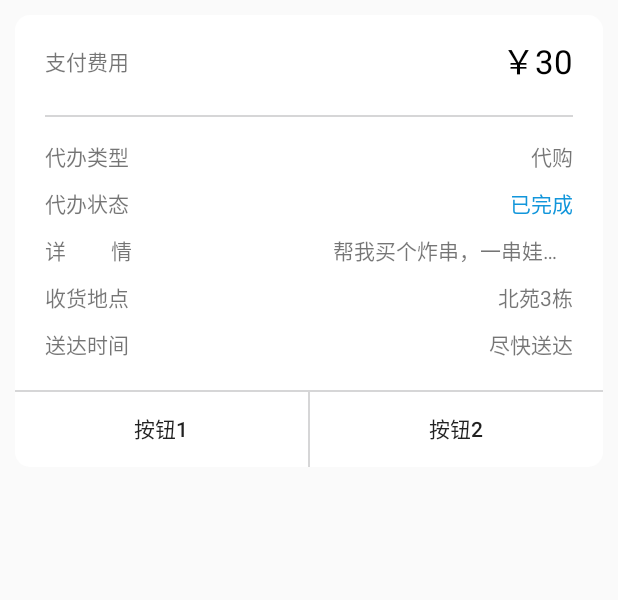
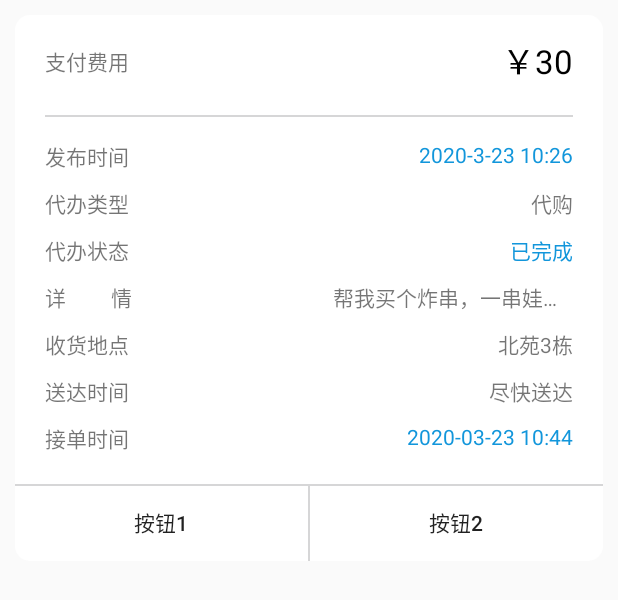
Before and after one commit to A-10ng/StudentAgency, an Android app: the layout recycle_person_indent_item.xml on its own in the app's theme, with its tools: preview values and no code run, on a phone screen of 412 x 824 dp. Shown: the top 600 px of the screen. Run offline under Robolectric (Android 15) with nearby library versions, the phone set to English and light mode, and no system bars; network calls fail.

Commit message:
SA v1.0.2 Add Function of Showing PublishTime and AcceptTime in PersonIndentActivity.

```diff
--- a/app/src/main/java/com/example/studentagency/http/RetrofitHelper.java
+++ b/app/src/main/java/com/example/studentagency/http/RetrofitHelper.java
@@ -27,10 +27,10 @@ public class RetrofitHelper {
 
 //    public static String BASE_URL = "http://120.78.219.119:8080/StudentAgency/";
 //    public static String BASE_URL = "http://192.168.1.116:8080/LongSh1z/";
-//    public static String BASE_URL = "http://192.168.43.73:8080/LongSh1z/";
+    public static String BASE_URL = "http://192.168.43.73:8080/LongSh1z/";
 //    public static String BASE_URL = "http://39.106.86.42:8086/";
 //    public static String BASE_URL = "http://192.168.1.107:8080/LongSh1z/";
-    public static String BASE_URL = "http://120.78.219.119:8080/LongSh1z/";
+//    public static String BASE_URL = "http://120.78.219.119:8080/LongSh1z/";
 
     private static final String TAG = "RetrofitHelper";
     private long CONNECT_TIMEOUT = 3L;
--- a/app/src/main/java/com/example/studentagency/viewholder/ClassifyActivity/IndentViewHolder.java
+++ b/app/src/main/java/com/example/studentagency/viewholder/ClassifyActivity/IndentViewHolder.java
@@ -24,6 +24,7 @@ public class IndentViewHolder extends RecyclerView.ViewHolder {
     public ImageView iv_verifyState;
     public ImageView iv_state;
     public TextView tv_description;
+    public TextView tv_plantime;
     public TextView tv_price;
     public TextView tv_address;
     private View itemView;
@@ -36,6 +37,7 @@ public class IndentViewHolder extends RecyclerView.ViewHolder {
         tv_username = itemView.findViewById(R.id.tv_username);
         iv_verifyState = itemView.findViewById(R.id.iv_verifyState);
         iv_state = itemView.findViewById(R.id.iv_state);
+        tv_plantime = itemView.findViewById(R.id.tv_plantime);
         tv_description = itemView.findViewById(R.id.tv_description);
         tv_price = itemView.findViewById(R.id.tv_price);
         tv_address = itemView.findViewById(R.id.tv_address);
--- a/app/src/main/java/com/example/studentagency/viewholder/PersonIndentActivity/ItemViewHolder.java
+++ b/app/src/main/java/com/example/studentagency/viewholder/PersonIndentActivity/ItemViewHolder.java
@@ -24,17 +24,22 @@ public class ItemViewHolder extends RecyclerView.ViewHolder {
     public TextView tv_description;
     public TextView tv_address;
     public TextView tv_planTime;
+    public TextView tv_publishTime;
+    public TextView tv_acceptTime_hint,tv_acceptTime;
     public Button btn_num1,btn_num2;
     public RelativeLayout layout_root;
 
     public ItemViewHolder(@NonNull View itemView) {
         super(itemView);
         tv_price = itemView.findViewById(R.id.tv_price);
+        tv_publishTime = itemView.findViewById(R.id.tv_publishTime);
         tv_type = itemView.findViewById(R.id.tv_type);
         tv_state = itemView.findViewById(R.id.tv_state);
         tv_description = itemView.findViewById(R.id.tv_description);
         tv_address = itemView.findViewById(R.id.tv_address);
         tv_planTime = itemView.findViewById(R.id.tv_planTime);
+        tv_acceptTime_hint = itemView.findViewById(R.id.tv_acceptTime_hint);
+        tv_acceptTime = itemView.findViewById(R.id.tv_acceptTime);
         btn_num1 = itemView.findViewById(R.id.btn_num1);
         btn_num2 = itemView.findViewById(R.id.btn_num2);
         layout_root = itemView.findViewById(R.id.layout_root);
--- a/app/src/main/res/layout/recycle_person_indent_item.xml
+++ b/app/src/main/res/layout/recycle_person_indent_item.xml
@@ -45,22 +45,43 @@
             android:background="@color/page_gray_cccc"/>
 
         <TextView
-            android:id="@+id/tv_type_hint"
+            android:id="@+id/tv_publishTime_hint"
             android:layout_width="wrap_content"
             android:layout_height="wrap_content"
             android:layout_below="@+id/divider"
             android:layout_alignParentLeft="true"
             android:layout_marginLeft="20dp"
             android:layout_marginTop="15dp"
+            android:text="发布时间"/>
+
+        <TextView
+            android:id="@+id/tv_publishTime"
+            android:layout_width="wrap_content"
+            android:layout_height="wrap_content"
+            android:layout_below="@+id/divider"
+            android:layout_alignParentRight="true"
+            android:layout_marginTop="15dp"
+            android:layout_marginRight="20dp"
+            android:textColor="@color/themeColor"
+            android:text="2020-3-23 10:26"/>
+
+        <TextView
+            android:id="@+id/tv_type_hint"
+            android:layout_width="wrap_content"
+            android:layout_height="wrap_content"
+            android:layout_below="@+id/tv_publishTime_hint"
+            android:layout_alignParentLeft="true"
+            android:layout_marginLeft="20dp"
+            android:layout_marginTop="10dp"
             android:text="代办类型"/>
 
         <TextView
             android:id="@+id/tv_type"
             android:layout_width="wrap_content"
             android:layout_height="wrap_content"
-            android:layout_below="@+id/divider"
+            android:layout_below="@+id/tv_publishTime_hint"
             android:layout_alignParentRight="true"
-            android:layout_marginTop="15dp"
+            android:layout_marginTop="10dp"
             android:layout_marginRight="20dp"
             android:text="代购"/>
 
@@ -151,6 +172,27 @@
             android:layout_marginRight="20dp"
             android:text="尽快送达"/>
 
+        <TextView
+        android:id="@+id/tv_acceptTime_hint"
+        android:layout_width="wrap_content"
+        android:layout_height="wrap_content"
+        android:layout_below="@+id/tv_planTime_hint"
+        android:layout_alignParentLeft="true"
+        android:layout_marginLeft="20dp"
+        android:layout_marginTop="10dp"
+        android:text="接单时间"/>
+
+        <TextView
+            android:id="@+id/tv_acceptTime"
+            android:layout_width="wrap_content"
+            android:layout_height="wrap_content"
+            android:layout_below="@+id/tv_planTime_hint"
+            android:layout_alignParentRight="true"
+            android:layout_marginTop="10dp"
+            android:layout_marginRight="20dp"
+            android:text="2020-03-23 10:44"
+            android:textColor="@color/themeColor"/>
+
     </RelativeLayout>
 
 
```
Also changed, not shown: app/src/main/java/com/example/studentagency/bean/IndentBean.java (+9 -0 lines), app/src/main/java/com/example/studentagency/ui/adapter/ClassifyActivityRecyclerviewAdapter.java (+9 -1 lines), app/src/main/java/com/example/studentagency/ui/adapter/PersonIndentRecyclerviewAdapter.java (+22 -1 lines), app/src/main/res/layout/activity_classify_indent_item.xml (added, +139 -0 lines).
